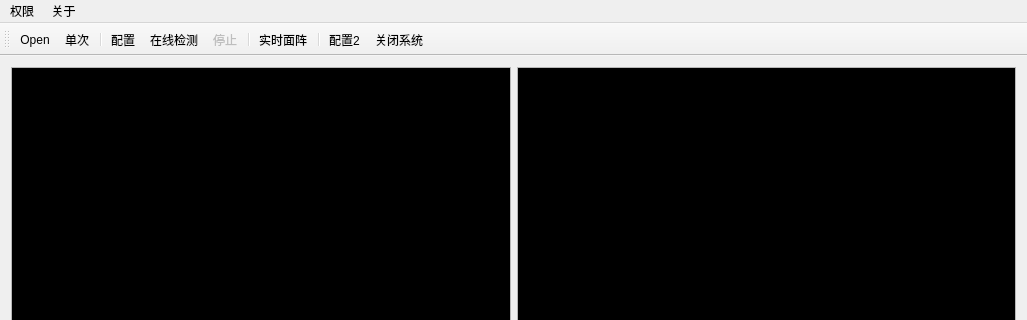
Old version of the form HXQ/hxq.ui in the repository galepai/HXQ; both pictures show x 0 to 1027 and y 0 to 320 of the 1027 by 810 pixel window.
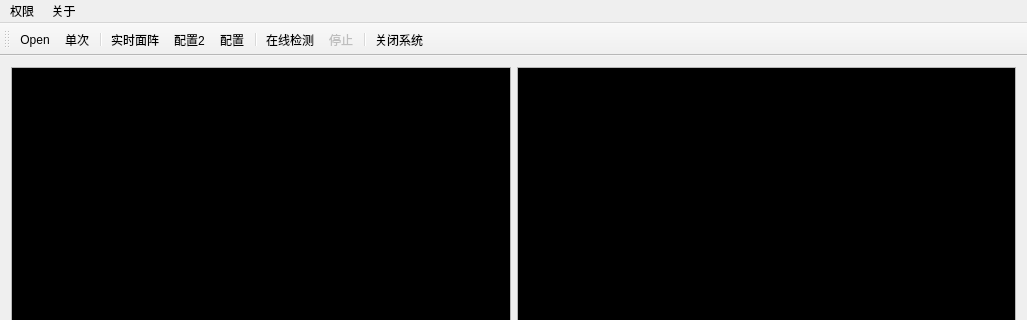
New version of the form. Icons and pictures are not drawn.

Diff of the .ui file:
```diff
--- a/HXQ/hxq.ui
+++ b/HXQ/hxq.ui
@@ -17,6 +17,12 @@
    <iconset resource="HXQ.qrc">
     <normaloff>:/logo/Resources/fivision.ico</normaloff>:/logo/Resources/fivision.ico</iconset>
   </property>
+  <property name="autoFillBackground">
+   <bool>false</bool>
+  </property>
+  <property name="styleSheet">
+   <string notr="true"/>
+  </property>
   <property name="toolButtonStyle">
    <enum>Qt::ToolButtonIconOnly</enum>
   </property>
@@ -387,13 +393,13 @@
    <addaction name="Open"/>
    <addaction name="OnRun"/>
    <addaction name="separator"/>
+   <addaction name="AreaCamera"/>
+   <addaction name="Configure2"/>
    <addaction name="Configure"/>
+   <addaction name="separator"/>
    <addaction name="OnLineRun"/>
    <addaction name="OnStop"/>
    <addaction name="separator"/>
-   <addaction name="AreaCamera"/>
-   <addaction name="separator"/>
-   <addaction name="Configure2"/>
    <addaction name="ShutDown"/>
   </widget>
   <widget class="QStatusBar" name="statusBar">
```
Left out of the diff: 53 changed lines with no effect on the pictures.
